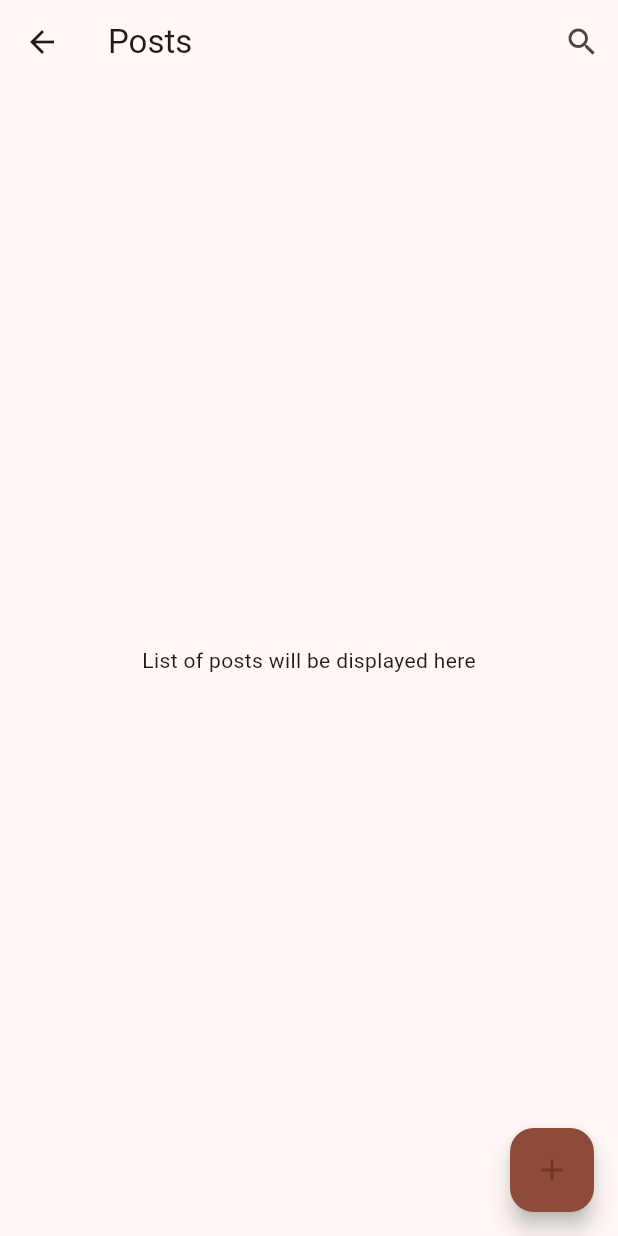
After one commit to guadafermani/flutter-jsonplaceholder-app, a Flutter app: the PostsScreen screen opened by its route, on a phone screen of 412 x 824 dp. The commit adds this screen. Run offline on Flutter 3.47's test engine with Material 3 defaults, Android fonts, the light colour scheme and no system bars.

Commit message:
add posts screen

```diff
--- a/lib/main.dart
+++ b/lib/main.dart
@@ -3,6 +3,8 @@ import 'domain/providers/auth_provider.dart';
 import 'domain/services/auth_service.dart';
 import 'presentation/login/login_screen.dart';
 import 'package:provider/provider.dart';
+
+import 'presentation/posts/posts_screen.dart';
 
 void main() {
   runApp(const MyApp());
@@ -41,6 +43,7 @@ class MyApp extends StatelessWidget {
         initialRoute: '/',
         routes: {
           '/': (context) => LoginScreen(),
+          '/posts': (context) => const PostsScreen(),
         },
       ),
     );
--- a/lib/presentation/login/login_screen.dart
+++ b/lib/presentation/login/login_screen.dart
@@ -37,7 +37,7 @@ class LoginScreen extends StatelessWidget {
                   _passwordController.text,
                 );
                 if (authProvider.isAuthenticated) {
-                  // TODO: Navigate to posts screen
+                  Navigator.pushReplacementNamed(context, '/posts');
                 } else {
                   ScaffoldMessenger.of(context).showSnackBar(
                     const SnackBar(content: Text('Invalid credentials')),
--- /dev/null
+++ b/lib/presentation/posts/posts_screen.dart
@@ -0,0 +1,32 @@
+import 'package:flutter/material.dart';
+
+class PostsScreen extends StatelessWidget {
+  const PostsScreen({super.key});
+
+  @override
+  Widget build(BuildContext context) {
+    return Scaffold(
+      appBar: AppBar(
+        title: const Text('Posts'),
+        actions: [
+          IconButton(
+            icon: const Icon(Icons.search),
+            onPressed: () {
+              // TODO: implement search
+            },
+          ),
+        ],
+      ),
+      body: const Center(
+        child: Text('List of posts will be displayed here'),
+      ),
+      floatingActionButton: FloatingActionButton(
+        onPressed: () {
+          // TODO: create new post
+        },
+        backgroundColor: Theme.of(context).colorScheme.primary,
+        child: const Icon(Icons.add),
+      ),
+    );
+  }
+}
```
